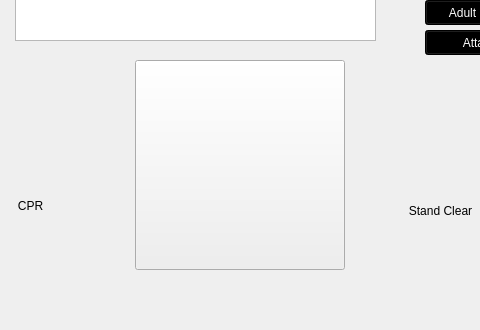
WaillyMohamed/AED, file aed_display.ui: the form before one commit; both pictures show x 235 to 715 and y 330 to 660 of the 1200 by 800 pixel window.
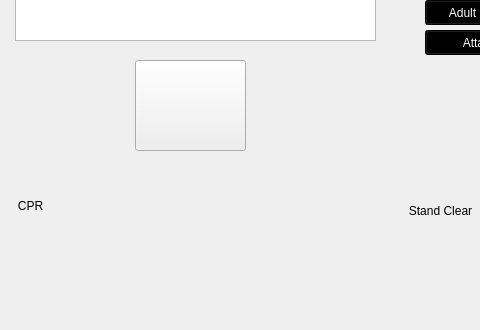
The form after the commit.

Commit message: resized the shock button

```diff
--- a/aed_display.ui
+++ b/aed_display.ui
@@ -294,8 +294,8 @@
      <rect>
       <x>370</x>
       <y>390</y>
-      <width>210</width>
-      <height>210</height>
+      <width>111</width>
+      <height>91</height>
      </rect>
     </property>
     <property name="text">
```
The commit also changes 1 other file.
